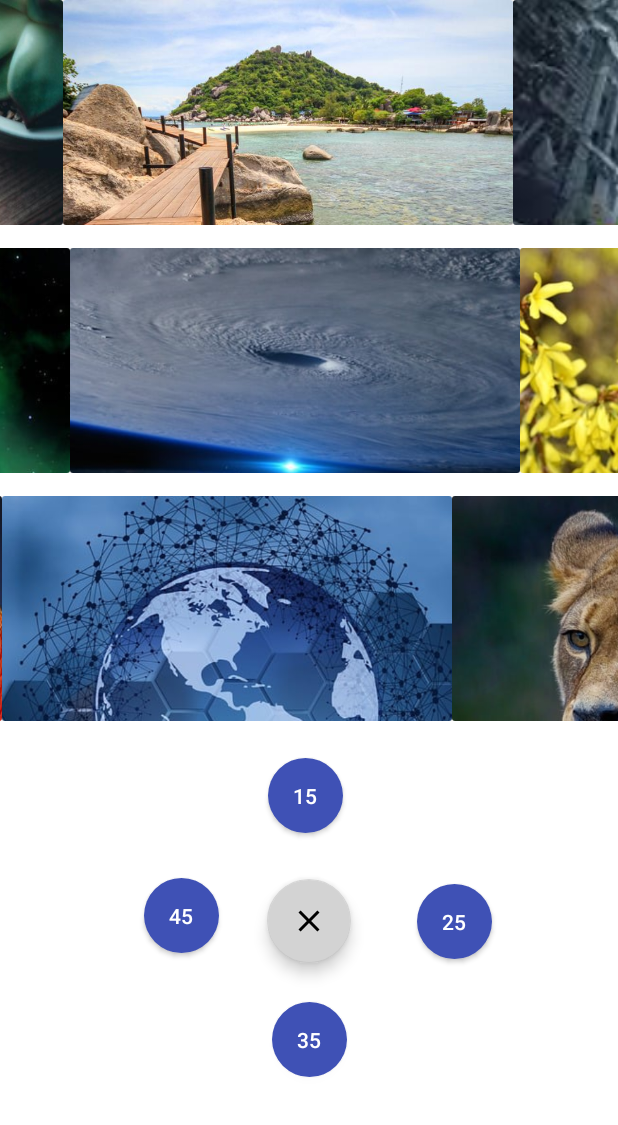
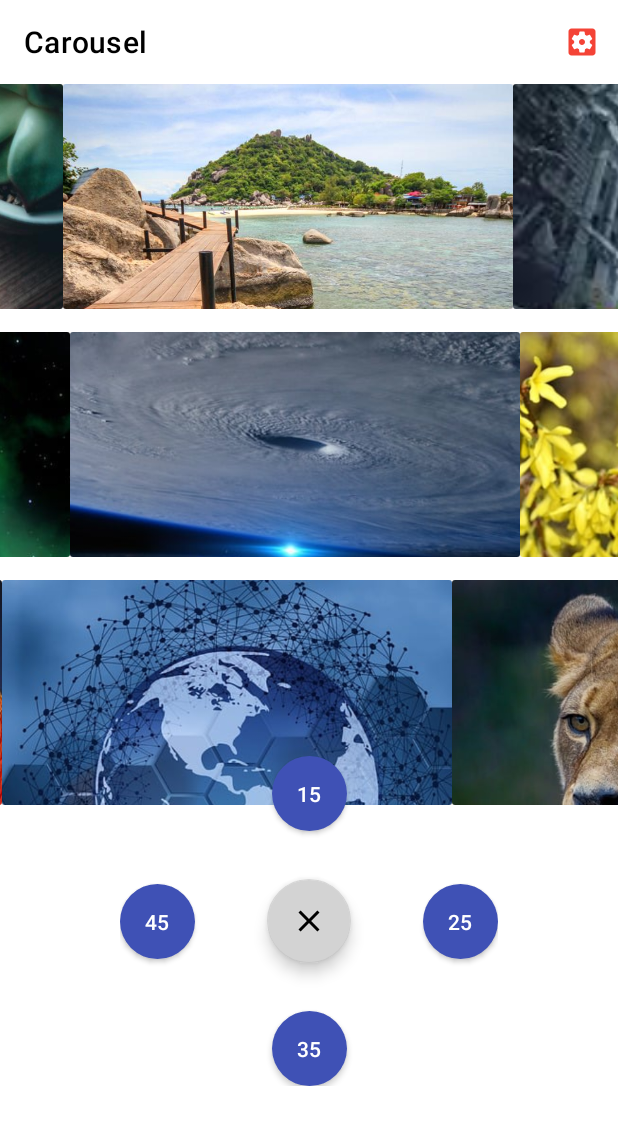
Before and after one commit to takieddine12/cva, an Android app: the screen it shows after launch (MainActivity), after a tap on an icon or button, on a phone screen of 412 x 824 dp. Shown: the top 1125 px of the screen. Run offline under Robolectric (Android 15) with nearby library versions, the light colour scheme and no system bars; 2 other taps on this screen came first.

Commit message:
new changes

```diff
--- a/app/src/main/java/com/app/carouselviewapp/fragments/HomeFragment.java
+++ b/app/src/main/java/com/app/carouselviewapp/fragments/HomeFragment.java
@@ -16,6 +16,7 @@ import android.widget.Toast;
 
 import androidx.annotation.NonNull;
 import androidx.annotation.Nullable;
+import androidx.appcompat.app.AppCompatActivity;
 import androidx.fragment.app.Fragment;
 import androidx.fragment.app.FragmentManager;
 import androidx.navigation.NavHostController;
@@ -32,6 +33,7 @@ import com.app.carouselviewapp.adapters.AutoScrollAdapter3;
 import com.app.carouselviewapp.adapters.RecyclerItemClickListener;
 import com.app.carouselviewapp.models.ScrollModel;
 import java.util.ArrayList;
+import java.util.Objects;
 
 
 public class HomeFragment extends Fragment {
@@ -55,14 +57,10 @@ public class HomeFragment extends Fragment {
         recyclerView1 = view.findViewById(R.id.recyclerView1);
         recyclerView2 = view.findViewById(R.id.recyclerView2);
         recyclerView3 = view.findViewById(R.id.recyclerView3);
+        Objects.requireNonNull(((AppCompatActivity) requireActivity()).getSupportActionBar()).show();
         return view;
     }
 
-    @Override
-    public void onViewStateRestored(@Nullable Bundle savedInstanceState) {
-        super.onViewStateRestored(savedInstanceState);
-        onCreate(savedInstanceState);
-    }
 
     @Override
     public void onViewCreated(@NonNull View view, @Nullable Bundle savedInstanceState) {
--- a/app/src/main/res/layout/activity_main.xml
+++ b/app/src/main/res/layout/activity_main.xml
@@ -54,20 +54,21 @@
             app:layout_constraintEnd_toEndOf="parent"
             app:layout_constraintStart_toStartOf="parent"
             app:layout_constraintTop_toTopOf="parent" />
+
         <androidx.appcompat.widget.AppCompatButton
             android:id="@+id/imageButton1"
             android:layout_width="50dp"
             android:layout_height="50dp"
             android:background="@drawable/rounded_image_button"
+            android:text="15"
             android:textColor="@color/white"
             android:visibility="gone"
-            android:text="15"
-            app:layout_constraintBottom_toBottomOf="parent"
-            app:layout_constraintEnd_toEndOf="parent"
-            app:layout_constraintHorizontal_bias="0.487"
-            app:layout_constraintStart_toStartOf="parent"
+            app:layout_constraintBottom_toTopOf="@+id/fab"
+            app:layout_constraintEnd_toEndOf="@+id/fab"
+            app:layout_constraintStart_toStartOf="@+id/fab"
             app:layout_constraintTop_toTopOf="parent"
-            app:layout_constraintVertical_bias="0.007" />
+            app:layout_constraintVertical_bias="0.0" />
+
         <androidx.appcompat.widget.AppCompatButton
             android:id="@+id/imageButton2"
             android:layout_width="50dp"
@@ -76,11 +77,10 @@
             android:text="25"
             android:textColor="@color/white"
             android:visibility="gone"
-            app:layout_constraintBottom_toBottomOf="parent"
+            app:layout_constraintBottom_toBottomOf="@+id/fab"
             app:layout_constraintEnd_toEndOf="parent"
-            app:layout_constraintHorizontal_bias="0.98"
-            app:layout_constraintStart_toStartOf="parent"
-            app:layout_constraintTop_toTopOf="parent" />
+            app:layout_constraintTop_toTopOf="@+id/fab" />
+
         <androidx.appcompat.widget.AppCompatButton
             android:id="@+id/imageButton3"
             android:layout_width="50dp"
@@ -91,10 +91,11 @@
             android:textColor="@color/white"
             android:visibility="gone"
             app:layout_constraintBottom_toBottomOf="parent"
-            app:layout_constraintEnd_toEndOf="parent"
-            app:layout_constraintStart_toStartOf="parent"
-            app:layout_constraintTop_toTopOf="parent"
-            app:layout_constraintVertical_bias="0.966" />
+            app:layout_constraintEnd_toEndOf="@+id/fab"
+            app:layout_constraintStart_toStartOf="@+id/fab"
+            app:layout_constraintTop_toBottomOf="@+id/fab"
+            app:layout_constraintVertical_bias="1.0" />
+
         <androidx.appcompat.widget.AppCompatButton
             android:id="@+id/imageButton4"
             android:layout_width="50dp"
@@ -104,12 +105,9 @@
             android:text="45"
             android:textColor="@color/white"
             android:visibility="gone"
-            app:layout_constraintBottom_toBottomOf="parent"
-            app:layout_constraintEnd_toEndOf="parent"
-            app:layout_constraintHorizontal_bias="0.079"
+            app:layout_constraintBottom_toBottomOf="@+id/fab"
             app:layout_constraintStart_toStartOf="parent"
-            app:layout_constraintTop_toTopOf="parent"
-            app:layout_constraintVertical_bias="0.48" />
+            app:layout_constraintTop_toTopOf="@+id/fab" />
 
     </androidx.constraintlayout.widget.ConstraintLayout>
 
```
Also changed, not shown: app/src/main/java/com/app/carouselviewapp/fragments/WebFragment.java (+29 -23 lines).
